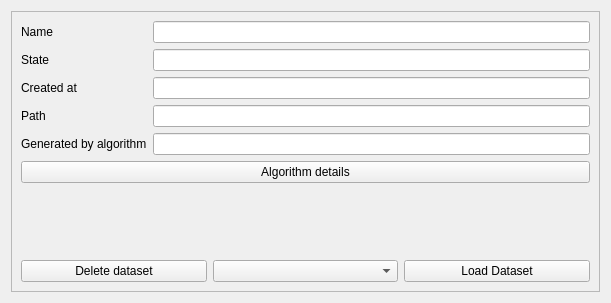
ConservationInternational/trends.earth, file LDMP/gui/WidgetDatasetItemDetails.ui: the form before one commit.
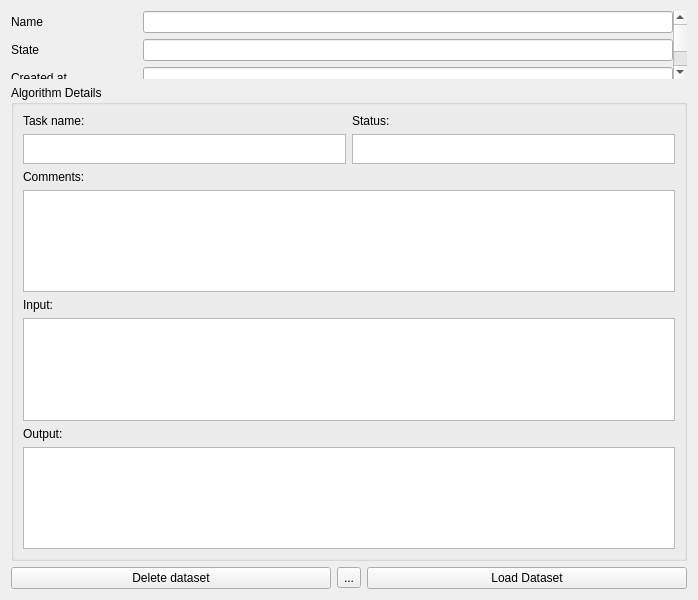
The form after the commit. Icons and pictures are not drawn. Custom widgets are drawn as their Qt base class.

Commit message: updates on algorithm details box widgets

```diff
--- a/LDMP/gui/WidgetDatasetItemDetails.ui
+++ b/LDMP/gui/WidgetDatasetItemDetails.ui
@@ -6,8 +6,8 @@
    <rect>
     <x>0</x>
     <y>0</y>
-    <width>611</width>
-    <height>303</height>
+    <width>698</width>
+    <height>600</height>
    </rect>
   </property>
   <property name="sizePolicy">
@@ -17,19 +17,40 @@
    </sizepolicy>
   </property>
   <property name="windowTitle">
-   <string>Form</string>
-  </property>
-  <layout class="QVBoxLayout" name="verticalLayout_2">
-   <item>
-    <widget class="QFrame" name="frame">
-     <property name="frameShape">
-      <enum>QFrame::StyledPanel</enum>
-     </property>
-     <property name="frameShadow">
-      <enum>QFrame::Raised</enum>
+   <string>Dataset Details</string>
      </property>
      <layout class="QVBoxLayout" name="verticalLayout">
       <item>
+    <widget class="QScrollArea" name="scrollArea">
+     <property name="frameShape">
+      <enum>QFrame::NoFrame</enum>
+     </property>
+     <property name="widgetResizable">
+      <bool>true</bool>
+     </property>
+     <widget class="QWidget" name="scrollAreaWidgetContents">
+      <property name="geometry">
+       <rect>
+        <x>0</x>
+        <y>0</y>
+        <width>680</width>
+        <height>260</height>
+       </rect>
+      </property>
+      <layout class="QVBoxLayout" name="verticalLayout_3">
+       <property name="leftMargin">
+        <number>0</number>
+       </property>
+       <property name="topMargin">
+        <number>0</number>
+       </property>
+       <property name="rightMargin">
+        <number>0</number>
+       </property>
+       <property name="bottomMargin">
+        <number>0</number>
+       </property>
+       <item>
        <layout class="QFormLayout" name="formLayout">
         <item row="0" column="0">
          <widget class="QLabel" name="label_3">
@@ -45,6 +66,13 @@
           </property>
          </widget>
         </item>
+         <item row="1" column="1">
+          <widget class="QLineEdit" name="state_le">
+           <property name="readOnly">
+            <bool>true</bool>
+           </property>
+          </widget>
+         </item>
         <item row="2" column="0">
          <widget class="QLabel" name="label">
           <property name="text">
@@ -52,6 +80,13 @@
           </property>
          </widget>
         </item>
+         <item row="2" column="1">
+          <widget class="QLineEdit" name="created_at_le">
+           <property name="readOnly">
+            <bool>true</bool>
+           </property>
+          </widget>
+         </item>
         <item row="3" column="0">
          <widget class="QLabel" name="label_2">
           <property name="text">
@@ -66,34 +101,6 @@
           </property>
          </widget>
         </item>
-        <item row="0" column="1">
-         <widget class="QLineEdit" name="lineEdit">
-          <property name="readOnly">
-           <bool>true</bool>
-          </property>
-         </widget>
-        </item>
-        <item row="1" column="1">
-         <widget class="QLineEdit" name="lineEdit_2">
-          <property name="readOnly">
-           <bool>true</bool>
-          </property>
-         </widget>
-        </item>
-        <item row="2" column="1">
-         <widget class="QLineEdit" name="lineEdit_3">
-          <property name="readOnly">
-           <bool>true</bool>
-          </property>
-         </widget>
-        </item>
-        <item row="3" column="1">
-         <widget class="QLineEdit" name="lineEdit_4">
-          <property name="readOnly">
-           <bool>true</bool>
-          </property>
-         </widget>
-        </item>
         <item row="4" column="1">
          <widget class="QLineEdit" name="lineEdit_5">
           <property name="readOnly">
@@ -101,13 +108,172 @@
           </property>
          </widget>
         </item>
-       </layout>
+         <item row="0" column="1">
+          <widget class="QLineEdit" name="name_le">
+           <property name="readOnly">
+            <bool>true</bool>
+           </property>
+          </widget>
+         </item>
+        </layout>
+       </item>
+      </layout>
+     </widget>
+    </widget>
       </item>
       <item>
-       <widget class="QPushButton" name="pushButton">
+    <widget class="QgsCollapsibleGroupBox" name="alg_box">
+     <property name="title">
+      <string>Algorithm Details</string>
+     </property>
+     <property name="collapsed">
+      <bool>true</bool>
+     </property>
+     <layout class="QGridLayout" name="gridLayout">
+      <item row="0" column="0">
+       <widget class="QLabel" name="taskNameLabel">
         <property name="text">
-         <string>Algorithm details</string>
+         <string>Task name:</string>
         </property>
+       </widget>
+      </item>
+      <item row="0" column="1">
+       <widget class="QLabel" name="statusLabel">
+        <property name="text">
+         <string>Status:</string>
+        </property>
+       </widget>
+      </item>
+      <item row="1" column="0">
+       <widget class="QTextBrowser" name="task_name">
+        <property name="sizePolicy">
+         <sizepolicy hsizetype="Preferred" vsizetype="Minimum">
+          <horstretch>0</horstretch>
+          <verstretch>0</verstretch>
+         </sizepolicy>
+        </property>
+        <property name="minimumSize">
+         <size>
+          <width>0</width>
+          <height>30</height>
+         </size>
+        </property>
+        <property name="maximumSize">
+         <size>
+          <width>16777215</width>
+          <height>40</height>
+         </size>
+        </property>
+        <property name="verticalScrollBarPolicy">
+         <enum>Qt::ScrollBarAlwaysOff</enum>
+        </property>
+       </widget>
+      </item>
+      <item row="1" column="1">
+       <widget class="QTextBrowser" name="task_status">
+        <property name="sizePolicy">
+         <sizepolicy hsizetype="Preferred" vsizetype="Minimum">
+          <horstretch>0</horstretch>
+          <verstretch>0</verstretch>
+         </sizepolicy>
+        </property>
+        <property name="minimumSize">
+         <size>
+          <width>0</width>
+          <height>30</height>
+         </size>
+        </property>
+        <property name="maximumSize">
+         <size>
+          <width>16777215</width>
+          <height>40</height>
+         </size>
+        </property>
+        <property name="verticalScrollBarPolicy">
+         <enum>Qt::ScrollBarAlwaysOff</enum>
+        </property>
+       </widget>
+      </item>
+      <item row="2" column="0">
+       <widget class="QLabel" name="commentsLabel">
+        <property name="text">
+         <string>Comments:</string>
+        </property>
+       </widget>
+      </item>
+      <item row="3" column="0" colspan="2">
+       <widget class="QTextBrowser" name="comments">
+        <property name="minimumSize">
+         <size>
+          <width>400</width>
+          <height>0</height>
+         </size>
+        </property>
+        <property name="maximumSize">
+         <size>
+          <width>16777215</width>
+          <height>16777215</height>
+         </size>
+        </property>
+        <property name="html">
+         <string>&lt;!DOCTYPE HTML PUBLIC &quot;-//W3C//DTD HTML 4.0//EN&quot; &quot;http://www.w3.org/TR/REC-html40/strict.dtd&quot;&gt;
+&lt;html&gt;&lt;head&gt;&lt;meta name=&quot;qrichtext&quot; content=&quot;1&quot; /&gt;&lt;style type=&quot;text/css&quot;&gt;
+p, li { white-space: pre-wrap; }
+&lt;/style&gt;&lt;/head&gt;&lt;body style=&quot; font-family:'Ubuntu'; font-size:11pt; font-weight:400; font-style:normal;&quot;&gt;
+&lt;p style=&quot;-qt-paragraph-type:empty; margin-top:0px; margin-bottom:0px; margin-left:0px; margin-right:0px; -qt-block-indent:0; text-indent:0px; font-family:'MS Shell Dlg 2'; font-size:8pt;&quot;&gt;&lt;br /&gt;&lt;/p&gt;&lt;/body&gt;&lt;/html&gt;</string>
+        </property>
+        <property name="openExternalLinks">
+         <bool>true</bool>
+        </property>
+       </widget>
+      </item>
+      <item row="4" column="0">
+       <widget class="QLabel" name="inputLabel">
+        <property name="text">
+         <string>Input:</string>
+        </property>
+       </widget>
+      </item>
+      <item row="5" column="0" colspan="2">
+       <widget class="QTextBrowser" name="input">
+        <property name="minimumSize">
+         <size>
+          <width>400</width>
+          <height>0</height>
+         </size>
+        </property>
+        <property name="maximumSize">
+         <size>
+          <width>16777215</width>
+          <height>16777215</height>
+         </size>
+        </property>
+       </widget>
+      </item>
+      <item row="6" column="0">
+       <widget class="QLabel" name="outputLabel">
+        <property name="text">
+         <string>Output:</string>
+        </property>
+       </widget>
+      </item>
+      <item row="7" column="0" colspan="2">
+       <widget class="QTextBrowser" name="output">
+        <property name="minimumSize">
+         <size>
+          <width>400</width>
+          <height>0</height>
+         </size>
+        </property>
+        <property name="maximumSize">
+         <size>
+          <width>16777215</width>
+          <height>16777215</height>
+         </size>
+        </property>
+       </widget>
+      </item>
+     </layout>
        </widget>
       </item>
       <item>
@@ -126,7 +292,7 @@
       <item>
        <layout class="QHBoxLayout" name="horizontalLayout">
         <item>
-         <widget class="QPushButton" name="pushButtonLoad">
+      <widget class="QPushButton" name="pushButtonDelete">
           <property name="text">
            <string>Delete dataset</string>
           </property>
@@ -137,10 +303,14 @@
          </widget>
         </item>
         <item>
-         <widget class="QComboBox" name="comboBox"/>
+      <widget class="QToolButton" name="export_tool_button">
+       <property name="text">
+        <string>...</string>
+       </property>
+      </widget>
         </item>
         <item>
-         <widget class="QPushButton" name="pushButtonDetails">
+      <widget class="QPushButton" name="pushButtonLoad">
           <property name="text">
            <string>Load Dataset</string>
           </property>
@@ -154,9 +324,14 @@
       </item>
      </layout>
     </widget>
-   </item>
-  </layout>
- </widget>
+ <customwidgets>
+  <customwidget>
+   <class>QgsCollapsibleGroupBox</class>
+   <extends>QGroupBox</extends>
+   <header>qgis.gui</header>
+   <container>1</container>
+  </customwidget>
+ </customwidgets>
  <resources/>
  <connections/>
 </ui>
```
Left out of the diff: 13 changed lines with no effect on the pictures. Lines whose indentation alone changed are shown as unchanged. The commit also changes 3 other files.
